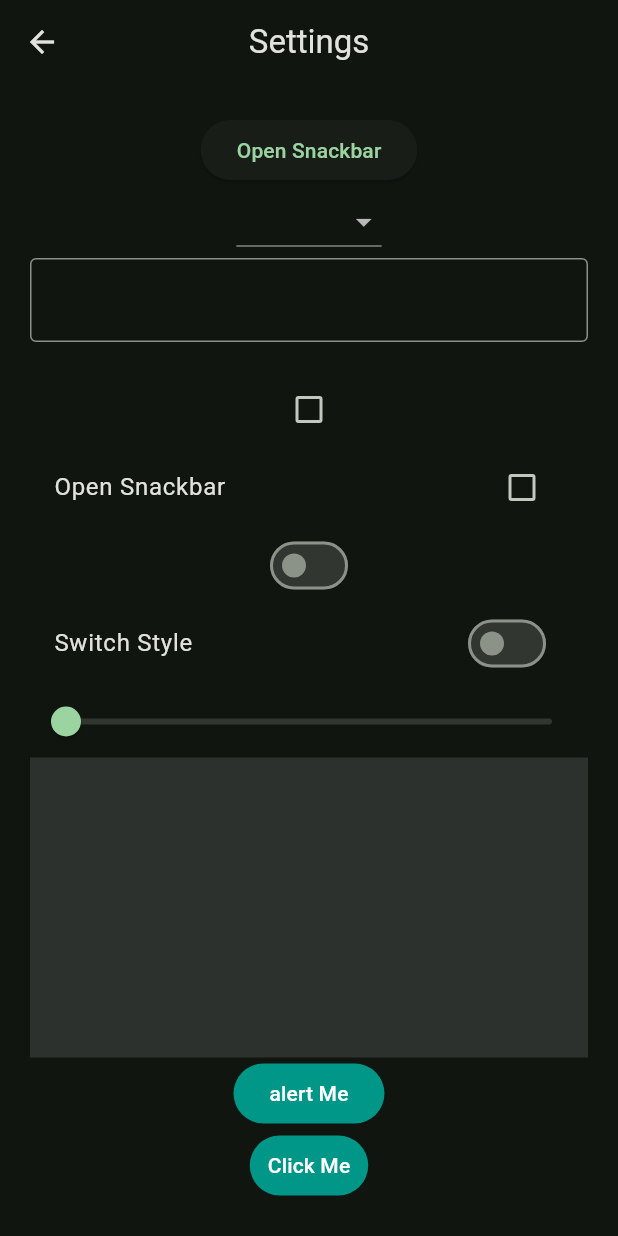
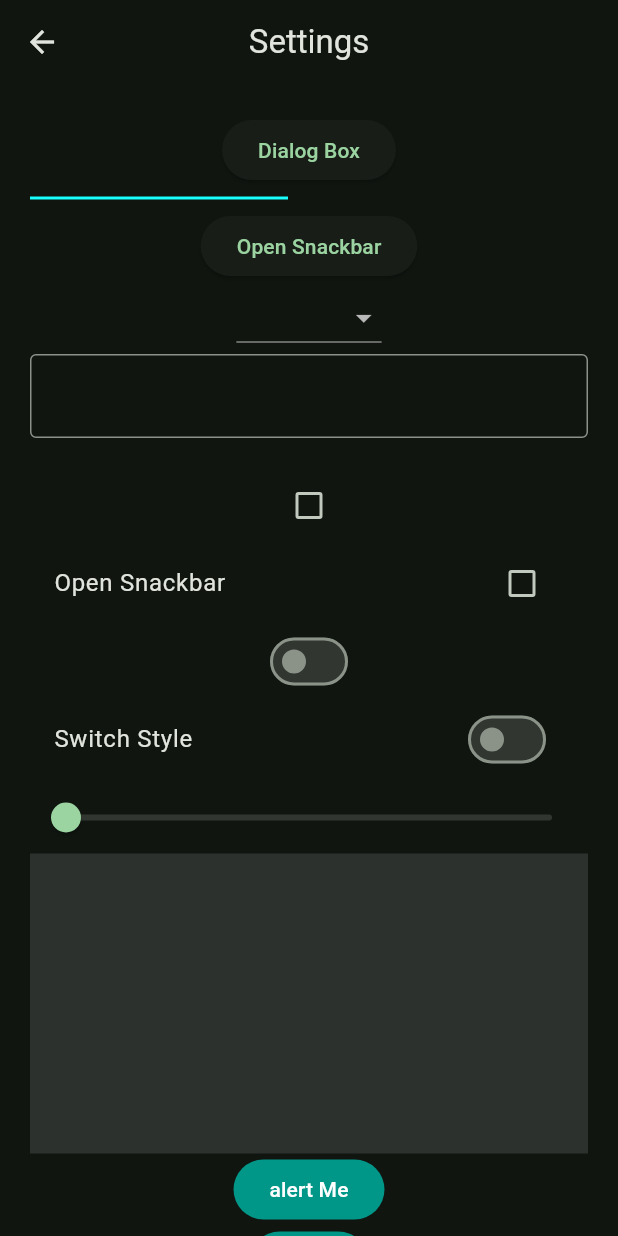
Before and after one commit to thisisouvik/flutterapp, a Flutter app: the WidgetTree screen opened directly, after a tap on the "settings" icon, on a phone screen of 412 x 824 dp. Run offline on Flutter 3.47's test engine with Material 3 defaults, Android fonts, the phone set to English and light mode, and no system bars.

Commit message:
add button

```diff
--- a/lib/main.dart
+++ b/lib/main.dart
@@ -6,7 +6,7 @@
   runApp(const MyApp());
 }
 
-//MAterial App (Stateful Widget)
+//Material App (Stateful Widget)
 //Scaffold
 //AppTitle
 //Bottom Navigation Bar
--- a/lib/views/pages/home_page.dart
+++ b/lib/views/pages/home_page.dart
@@ -12,6 +12,16 @@
     child: Column(
       children: [
         HeroWidget(),
+        Padding(padding: EdgeInsets.symmetric(vertical: 10.0),
+        child: Card(
+          child: Padding(padding: EdgeInsets.all(20.0),
+          child: Column(
+            children: [
+              Text('Button'),
+              Text('Button2')
+            ],
+          ),),
+        ),)
       ],
     ),
     );
--- a/lib/views/pages/settings_page.dart
+++ b/lib/views/pages/settings_page.dart
@@ -31,6 +31,14 @@
           padding: const EdgeInsets.all(20.0),
           child: Column(
             children: [
+              ElevatedButton(onPressed: () {
+
+              }, child: Text('Dialog Box')),
+              Divider(
+                color: Colors.cyanAccent,
+                thickness: 2,
+                endIndent: 200 ,
+              ),
               ElevatedButton(
                 onPressed: () {
                   ScaffoldMessenger.of(context).showSnackBar(
```
